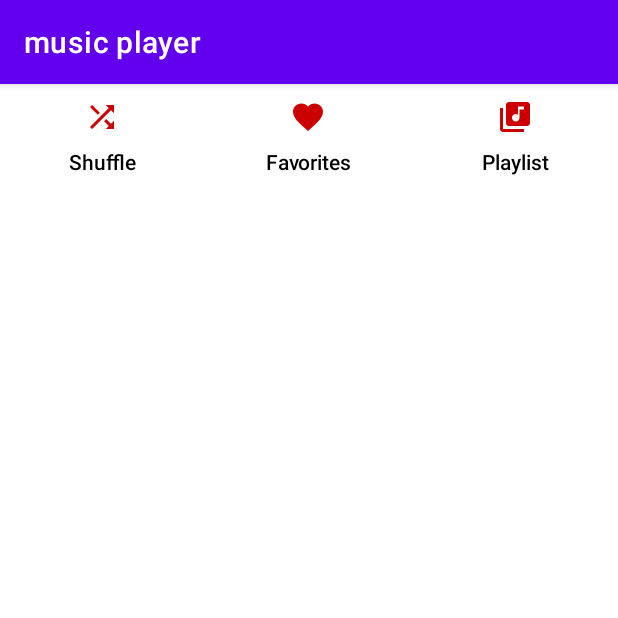
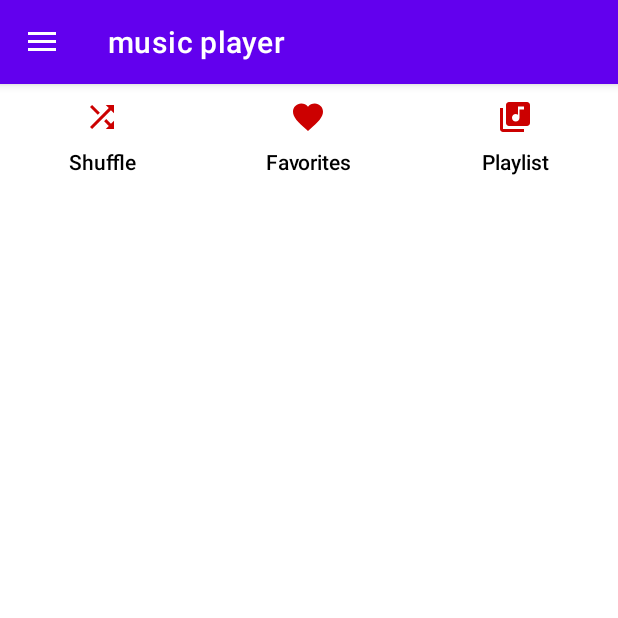
Before and after one commit to zahraamirinezhad/Music-Player, an Android app: the screen it shows after launch (MainActivity), on a phone screen of 412 x 824 dp, the top half of it. Run offline under Robolectric (Android 15) with nearby library versions, the phone set to English and light mode, and no system bars.

Commit message:
Nav bar got added

```diff
--- a/Music Player Kotlin/music player/app/src/main/java/com/example/musicplayer/MainActivity.kt
+++ b/Music Player Kotlin/music player/app/src/main/java/com/example/musicplayer/MainActivity.kt
@@ -3,14 +3,17 @@ package com.example.musicplayer
 import android.content.Intent
 import android.content.pm.PackageManager
 import android.os.Bundle
+import android.view.MenuItem
 import android.widget.Toast
+import androidx.appcompat.app.ActionBarDrawerToggle
 import androidx.appcompat.app.AppCompatActivity
 import androidx.core.app.ActivityCompat
 import com.example.musicplayer.databinding.ActivityMainBinding
+import kotlin.system.exitProcess
 
 class MainActivity : AppCompatActivity() {
     private lateinit var binding: ActivityMainBinding
-
+    private lateinit var toggle : ActionBarDrawerToggle
     override fun onCreate(savedInstanceState: Bundle?) {
         super.onCreate(savedInstanceState)
         requestRuntimePermission()
@@ -18,12 +21,27 @@ class MainActivity : AppCompatActivity() {
         binding = ActivityMainBinding.inflate(layoutInflater)
         setContentView(binding.root)
 
+        toggle = ActionBarDrawerToggle(this,binding.root,R.string.open,R.string.close)
+        binding.root.addDrawerListener(toggle)
+        toggle.syncState()
+        supportActionBar?.setDisplayHomeAsUpEnabled(true)
+
         binding.favoritesBtn.setOnClickListener({
             startActivity(Intent(this, favorite::class.java))
         })
 
         binding.playlistBtn.setOnClickListener({
             startActivity(Intent(this, playlist::class.java))
+        })
+
+        binding.navView.setNavigationItemSelectedListener({
+            when(it.itemId){
+                R.id.feedback -> Toast.makeText(baseContext,"FEEDBACK",Toast.LENGTH_SHORT).show()
+                R.id.settings -> Toast.makeText(baseContext,"SETTINGS",Toast.LENGTH_SHORT).show()
+                R.id.about -> Toast.makeText(baseContext,"ABOUT",Toast.LENGTH_SHORT).show()
+                R.id.exit -> exitProcess(1)
+            }
+            true
         })
     }
 
@@ -59,4 +77,11 @@ class MainActivity : AppCompatActivity() {
             }
         }
     }
+
+    override fun onOptionsItemSelected(item: MenuItem): Boolean {
+        if(toggle.onOptionsItemSelected(item)){
+            return true
+        }
+        return super.onOptionsItemSelected(item)
+    }
 }
--- /dev/null
+++ b/Music Player Kotlin/music player/app/src/main/res/drawable/about.xml
@@ -0,0 +1,10 @@
+<vector xmlns:android="http://schemas.android.com/apk/res/android"
+    android:width="24dp"
+    android:height="24dp"
+    android:viewportWidth="24"
+    android:viewportHeight="24"
+    android:tint="?attr/colorControlNormal">
+  <path
+      android:fillColor="@android:color/white"
+      android:pathData="M12,2C6.48,2 2,6.48 2,12s4.48,10 10,10 10,-4.48 10,-10S17.52,2 12,2zM13,17h-2v-6h2v6zM13,9h-2L11,7h2v2z"/>
+</vector>
--- /dev/null
+++ b/Music Player Kotlin/music player/app/src/main/res/drawable/exit.xml
@@ -0,0 +1,10 @@
+<vector xmlns:android="http://schemas.android.com/apk/res/android"
+    android:width="24dp"
+    android:height="24dp"
+    android:viewportWidth="24"
+    android:viewportHeight="24"
+    android:tint="?attr/colorControlNormal">
+  <path
+      android:fillColor="@android:color/white"
+      android:pathData="M10.09,15.59L11.5,17l5,-5 -5,-5 -1.41,1.41L12.67,11H3v2h9.67l-2.58,2.59zM19,3H5c-1.11,0 -2,0.9 -2,2v4h2V5h14v14H5v-4H3v4c0,1.1 0.89,2 2,2h14c1.1,0 2,-0.9 2,-2V5c0,-1.1 -0.9,-2 -2,-2z"/>
+</vector>
--- /dev/null
+++ b/Music Player Kotlin/music player/app/src/main/res/drawable/feedback.xml
@@ -0,0 +1,10 @@
+<vector xmlns:android="http://schemas.android.com/apk/res/android"
+    android:width="24dp"
+    android:height="24dp"
+    android:viewportWidth="24"
+    android:viewportHeight="24"
+    android:tint="?attr/colorControlNormal">
+  <path
+      android:fillColor="@android:color/white"
+      android:pathData="M20,2L4,2c-1.1,0 -1.99,0.9 -1.99,2L2,22l4,-4h14c1.1,0 2,-0.9 2,-2L22,4c0,-1.1 -0.9,-2 -2,-2zM13,14h-2v-2h2v2zM13,10h-2L11,6h2v4z"/>
+</vector>
--- /dev/null
+++ b/Music Player Kotlin/music player/app/src/main/res/drawable/settings.xml
@@ -0,0 +1,10 @@
+<vector xmlns:android="http://schemas.android.com/apk/res/android"
+    android:width="24dp"
+    android:height="24dp"
+    android:viewportWidth="24"
+    android:viewportHeight="24"
+    android:tint="?attr/colorControlNormal">
+  <path
+      android:fillColor="@android:color/white"
+      android:pathData="M19.14,12.94c0.04,-0.3 0.06,-0.61 0.06,-0.94c0,-0.32 -0.02,-0.64 -0.07,-0.94l2.03,-1.58c0.18,-0.14 0.23,-0.41 0.12,-0.61l-1.92,-3.32c-0.12,-0.22 -0.37,-0.29 -0.59,-0.22l-2.39,0.96c-0.5,-0.38 -1.03,-0.7 -1.62,-0.94L14.4,2.81c-0.04,-0.24 -0.24,-0.41 -0.48,-0.41h-3.84c-0.24,0 -0.43,0.17 -0.47,0.41L9.25,5.35C8.66,5.59 8.12,5.92 7.63,6.29L5.24,5.33c-0.22,-0.08 -0.47,0 -0.59,0.22L2.74,8.87C2.62,9.08 2.66,9.34 2.86,9.48l2.03,1.58C4.84,11.36 4.8,11.69 4.8,12s0.02,0.64 0.07,0.94l-2.03,1.58c-0.18,0.14 -0.23,0.41 -0.12,0.61l1.92,3.32c0.12,0.22 0.37,0.29 0.59,0.22l2.39,-0.96c0.5,0.38 1.03,0.7 1.62,0.94l0.36,2.54c0.05,0.24 0.24,0.41 0.48,0.41h3.84c0.24,0 0.44,-0.17 0.47,-0.41l0.36,-2.54c0.59,-0.24 1.13,-0.56 1.62,-0.94l2.39,0.96c0.22,0.08 0.47,0 0.59,-0.22l1.92,-3.32c0.12,-0.22 0.07,-0.47 -0.12,-0.61L19.14,12.94zM12,15.6c-1.98,0 -3.6,-1.62 -3.6,-3.6s1.62,-3.6 3.6,-3.6s3.6,1.62 3.6,3.6S13.98,15.6 12,15.6z"/>
+</vector>
--- a/Music Player Kotlin/music player/app/src/main/res/layout/activity_main.xml
+++ b/Music Player Kotlin/music player/app/src/main/res/layout/activity_main.xml
@@ -1,8 +1,11 @@
 <?xml version="1.0" encoding="utf-8"?>
-<androidx.constraintlayout.widget.ConstraintLayout xmlns:android="http://schemas.android.com/apk/res/android"
+<androidx.drawerlayout.widget.DrawerLayout xmlns:android="http://schemas.android.com/apk/res/android"
     xmlns:tools="http://schemas.android.com/tools"
     android:layout_width="match_parent"
     android:layout_height="match_parent"
+    xmlns:app="http://schemas.android.com/apk/res-auto"
+    android:fitsSystemWindows="true"
+    tools:openDrawer="start"
     tools:context=".MainActivity">
 
     <LinearLayout
@@ -54,5 +57,13 @@
 
     </LinearLayout>
 
+    <com.google.android.material.navigation.NavigationView
+        android:id="@+id/navView"
+        android:layout_width="wrap_content"
+        android:layout_height="match_parent"
+        android:layout_gravity="start"
+        android:fitsSystemWindows="true"
+        app:headerLayout="@layout/nav_header"
+        app:menu="@menu/nav_menu"/>
 
-</androidx.constraintlayout.widget.ConstraintLayout>
+</androidx.drawerlayout.widget.DrawerLayout>
--- a/Music Player Kotlin/music player/app/src/main/res/layout/activity_player.xml
+++ b/Music Player Kotlin/music player/app/src/main/res/layout/activity_player.xml
@@ -86,7 +86,7 @@
             android:textColorHighlight="#00EFAD"
             android:textColorLink="#00FFC4"
             android:backgroundTint="@android:color/holo_red_light"
-            app:backgroundTint="#FF0059"
+            app:backgroundTint="@color/cool_pink"
             app:icon="@drawable/play_music"
             app:iconSize="40dp"
             app:tint="@color/black"
--- /dev/null
+++ b/Music Player Kotlin/music player/app/src/main/res/menu/nav_menu.xml
@@ -0,0 +1,18 @@
+<?xml version="1.0" encoding="utf-8"?>
+<menu xmlns:android="http://schemas.android.com/apk/res/android">
+    <item android:id="@+id/feedback"
+        android:title="@string/feedback"
+        android:icon="@drawable/feedback"/>
+
+    <item android:id="@+id/settings"
+        android:title="@string/settings"
+        android:icon="@drawable/settings"/>
+
+    <item android:id="@+id/about"
+        android:title="@string/about"
+        android:icon="@drawable/about"/>
+
+    <item android:id="@+id/exit"
+        android:title="@string/exit"
+        android:icon="@drawable/exit"/>
+</menu>
--- a/Music Player Kotlin/music player/app/src/main/res/values/colors.xml
+++ b/Music Player Kotlin/music player/app/src/main/res/values/colors.xml
@@ -10,4 +10,5 @@
     <color name="dark_blue">#0006ab</color>
     <color name="light_purple">#d1004d</color>
     <color name="dark_pink">#b8003d</color>
+    <color name="cool_pink">#FF0059</color>
 </resources>
--- a/Music Player Kotlin/music player/app/src/main/res/values/strings.xml
+++ b/Music Player Kotlin/music player/app/src/main/res/values/strings.xml
@@ -13,4 +13,12 @@
     <string name="repeat">REPEAT</string>
     <string name="equalizer">EQUALIZER</string>
     <string name="playlist">PLAYLIST</string>
+    <string name="open">Open</string>
+    <string name="close">Close</string>
+    <string name="app_icon">Icon</string>
+    <string name="text_nav">Welcome to \nWorld of Music</string>
+    <string name="feedback">Feedback</string>
+    <string name="settings">Settings</string>
+    <string name="about">About</string>
+    <string name="exit">Exit</string>
 </resources>
```
Also changed, not shown: Music Player Kotlin/music player/app/src/main/res/layout/nav_header.xml (added, +24 -0 lines).
